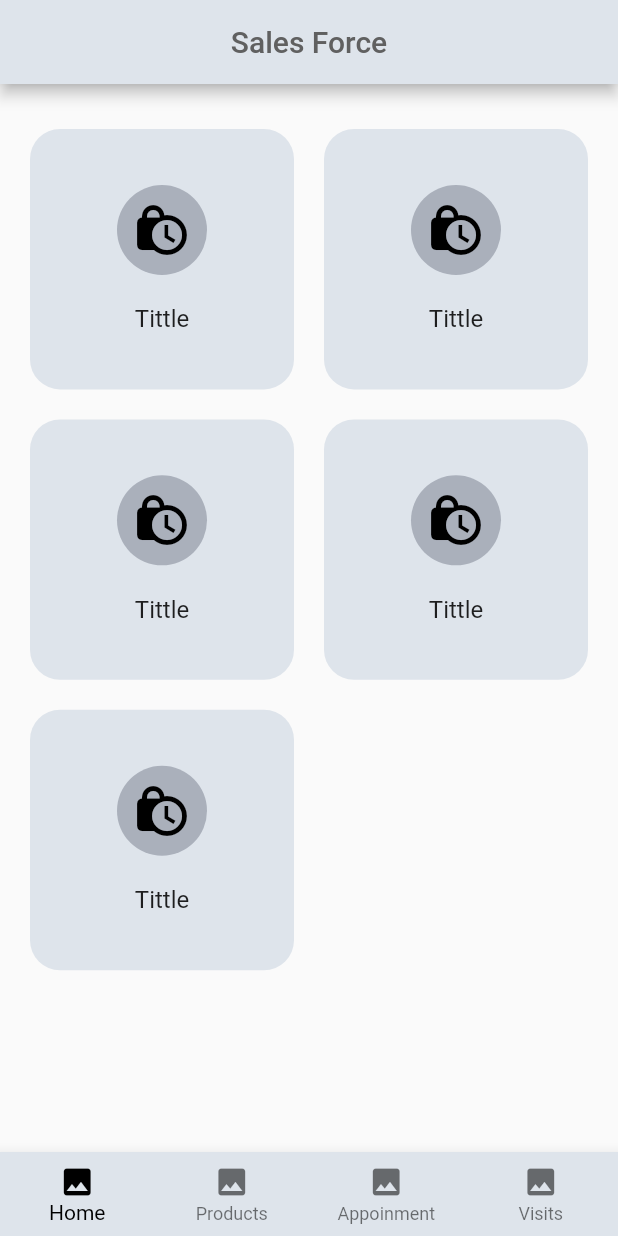
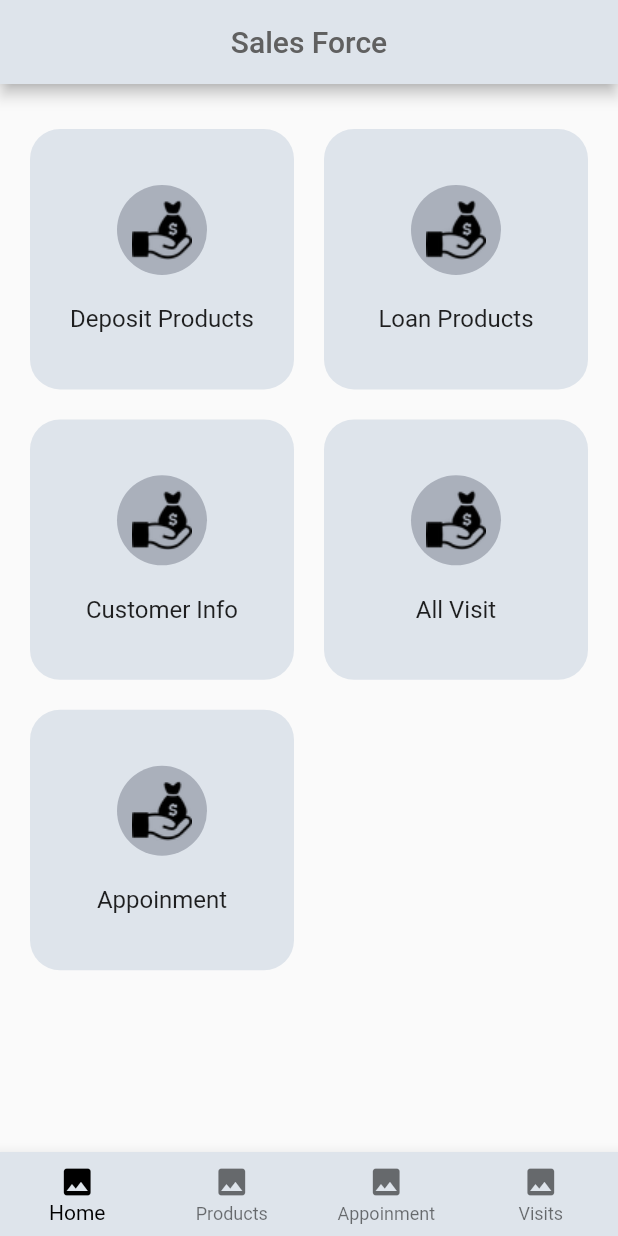
Before and after one commit to hadiuzzaman524/bd-finance, a Flutter app: the screen it shows after launch, on a phone screen of 412 x 824 dp. Run offline on Flutter 3.47's test engine with Material 2 defaults, Android fonts, the phone set to English and light mode, and no system bars.

Commit message:
make the gridview as dynamic

```diff
--- a/lib/main.dart
+++ b/lib/main.dart
@@ -1,8 +1,6 @@
 import 'package:flutter/material.dart';
 
-
 import './screens/sales_force.dart';
-
 
 void main() {
   runApp(MyApp());
@@ -12,6 +10,7 @@ class MyApp extends StatelessWidget {
   @override
   Widget build(BuildContext context) {
     return MaterialApp(
+      debugShowCheckedModeBanner: false,
       theme: ThemeData(
         primaryColor: Color(0xffdee4eb),
         accentColor: Color(0xfff9fafc),
--- /dev/null
+++ b/lib/models/sales_forces_items.dart
@@ -0,0 +1,14 @@
+class Items {
+  final String title;
+  final String imageUrl;
+
+  Items({this.title, this.imageUrl});
+}
+
+final List salseForceItem = [
+  Items(title: "Deposit Products", imageUrl: "assets/images/icon.png"),
+  Items(title: "Loan Products", imageUrl: "assets/images/icon.png"),
+  Items(title: "Customer Info", imageUrl: "assets/images/icon.png"),
+  Items(title: "All Visit", imageUrl: "assets/images/icon.png"),
+  Items(title: "Appoinment", imageUrl: "assets/images/icon.png"),
+];
--- a/lib/screens/sales_force.dart
+++ b/lib/screens/sales_force.dart
@@ -2,14 +2,15 @@ import 'package:flutter/material.dart';
 
 import '../widgets/bottom_navigation.dart';
 import '../constants/constants.dart';
+import '../widgets/griditem.dart';
+import '../models/sales_forces_items.dart';
 
 class SalesForce extends StatelessWidget {
   final double margin = 20.0;
 
   @override
   Widget build(BuildContext context) {
-    return SafeArea(
-      child: Scaffold(
+    return Scaffold(
       appBar: AppBar(
         title: Text(
           "Sales Force",
@@ -23,43 +24,19 @@ class SalesForce extends StatelessWidget {
           crossAxisCount: 2,
           childAspectRatio: 3 / 3.3,
           crossAxisSpacing: margin,
-            children: [
-              for (int i = 0; i < 5; i++)
-                Container(
-                  margin: EdgeInsets.only(top: margin),
-                  decoration: BoxDecoration(
-                    color: Theme.of(context).primaryColor,
-                    borderRadius: BorderRadius.circular(20),
-                  ),
-                  child: Column(
-                    mainAxisAlignment: MainAxisAlignment.center,
-                    children: [
-                      CircleAvatar(
-                        radius: 30,
-                        backgroundColor: circleAvaterColor,
-                        child: Icon(
-                          Icons.lock_clock,
-                          size: 40,
-                          color: Colors.black,
-                        ),
-                      ),
-                      SizedBox(
-                        height: 20,
-                      ),
-                      Text(
-                        "Tittle",
-                        style: TextStyle(
-                          fontSize: 16,
-                        ),
-                      ),
-                    ],
-                  ),
-                )
-            ],
+          children: salseForceItem.map((item) {
+            return GridItem(
+              margin: margin,
+              title: item.title,
+              imageUrl: item.imageUrl,
+              onPress: () {
+                print("Call");
+              },
+            );
+          }).toList(),
         ),
       ),
       bottomNavigationBar: BottomNavigation(),
-      ),
     );
   }
 }
--- /dev/null
+++ b/lib/widgets/griditem.dart
@@ -0,0 +1,54 @@
+import 'package:flutter/material.dart';
+
+import '../constants/constants.dart';
+
+class GridItem extends StatelessWidget {
+  final String title;
+  final String imageUrl;
+  final double margin;
+  final Function onPress;
+
+  const GridItem({
+    Key key,
+    @required this.title,
+    @required this.imageUrl,
+    @required this.margin,
+    @required this.onPress,
+  }) : super(key: key);
+
+  @override
+  Widget build(BuildContext context) {
+    return GestureDetector(
+      onTap: onPress,
+      child: Container(
+        margin: EdgeInsets.only(top: margin),
+        decoration: BoxDecoration(
+          color: Theme.of(context).primaryColor,
+          borderRadius: BorderRadius.circular(20),
+        ),
+        child: Column(
+          mainAxisAlignment: MainAxisAlignment.center,
+          children: [
+            CircleAvatar(
+              radius: 30,
+              backgroundColor: circleAvaterColor,
+              child: Image.asset(
+                imageUrl,
+                color: Colors.black,
+              ),
+            ),
+            SizedBox(
+              height: 20,
+            ),
+            Text(
+              title,
+              style: TextStyle(
+                fontSize: 16,
+              ),
+            ),
+          ],
+        ),
+      ),
+    );
+  }
+}
--- a/pubspec.yaml
+++ b/pubspec.yaml
@@ -43,7 +43,7 @@ flutter:
 
   uses-material-design: true
   assets:
-    - images/
+    - assets/images/
   #   - images/a_dot_ham.jpeg
 
   # An image asset can refer to one or more resolution-specific "variants", see
```
Also changed, not shown: lib/screens/appoiment.dart (+13 -0 lines), lib/screens/bdf_products.dart (+13 -0 lines), lib/screens/contact.dart (+13 -0 lines), lib/screens/customer_detail.dart (+13 -0 lines), lib/screens/login.dart (+13 -0 lines), lib/screens/visit_detail.dart (+13 -0 lines). Lines whose indentation alone changed are shown as unchanged.
